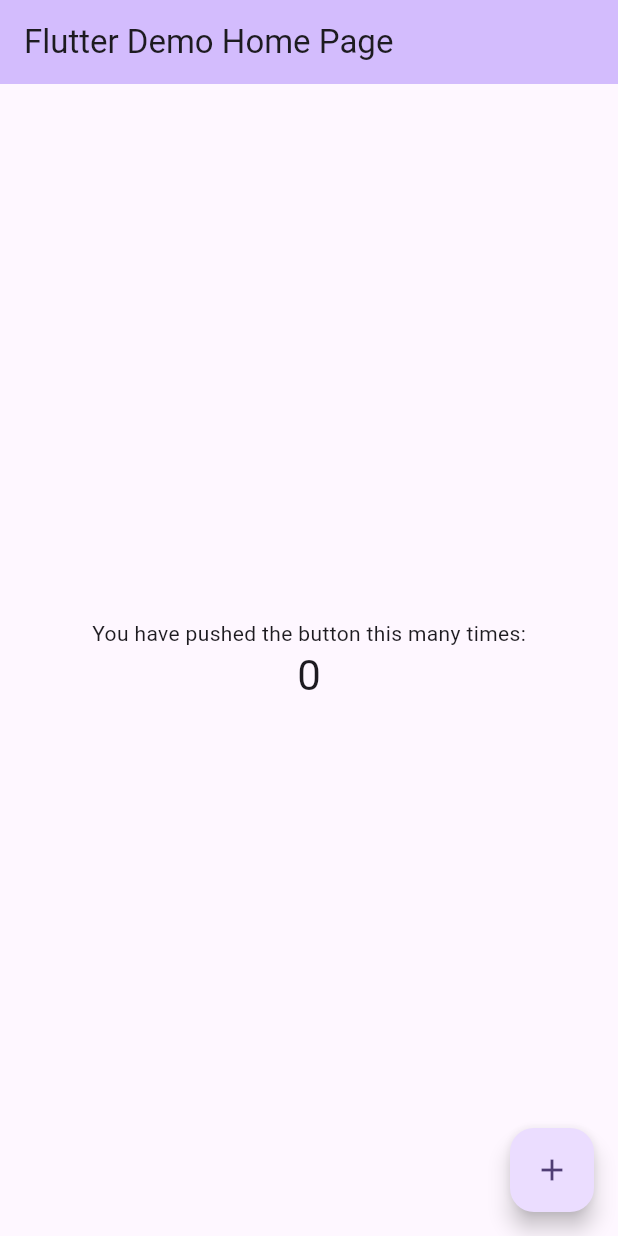
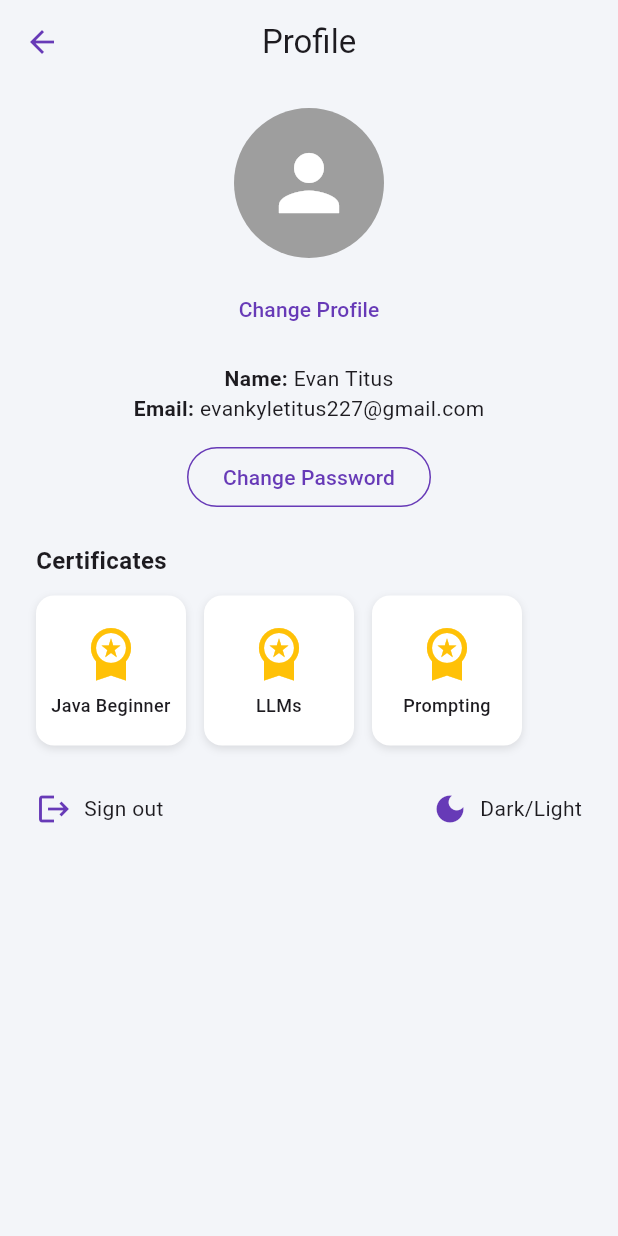
Before and after one commit to OtiliaTorgby/EduXcel, a Flutter app: the screen it shows after launch, on a phone screen of 412 x 824 dp. Run offline on Flutter 3.47's test engine with Material 3 defaults, Android fonts, the phone set to English and light mode, and no system bars.

Commit message:
Added profile screen

```diff
--- a/lib/main.dart
+++ b/lib/main.dart
@@ -1,4 +1,6 @@
 import 'package:flutter/material.dart';
+import 'screens/profile_screen.dart';
+// 👈 new import
 
 void main() {
   runApp(const MyApp());
@@ -7,116 +9,15 @@ void main() {
 class MyApp extends StatelessWidget {
   const MyApp({super.key});
 
-  // This widget is the root of your application.
   @override
   Widget build(BuildContext context) {
     return MaterialApp(
-      title: 'Flutter Demo',
+      title: 'EduXcel',
       theme: ThemeData(
-        // This is the theme of your application.
-        //
-        // TRY THIS: Try running your application with "flutter run". You'll see
-        // the application has a purple toolbar. Then, without quitting the app,
-        // try changing the seedColor in the colorScheme below to Colors.green
-        // and then invoke "hot reload" (save your changes or press the "hot
-        // reload" button in a Flutter-supported IDE, or press "r" if you used
-        // the command line to start the app).
-        //
-        // Notice that the counter didn't reset back to zero; the application
-        // state is not lost during the reload. To reset the state, use hot
-        // restart instead.
-        //
-        // This works for code too, not just values: Most code changes can be
-        // tested with just a hot reload.
         colorScheme: ColorScheme.fromSeed(seedColor: Colors.deepPurple),
       ),
-      home: const MyHomePage(title: 'Flutter Demo Home Page'),
+      debugShowCheckedModeBanner: false,
+      home: ProfileScreen(), // 👈 your new screen
     );
   }
 }
-
-class MyHomePage extends StatefulWidget {
-  const MyHomePage({super.key, required this.title});
-
-  // This widget is the home page of your application. It is stateful, meaning
-  // that it has a State object (defined below) that contains fields that affect
-  // how it looks.
-
-  // This class is the configuration for the state. It holds the values (in this
-  // case the title) provided by the parent (in this case the App widget) and
-  // used by the build method of the State. Fields in a Widget subclass are
-  // always marked "final".
-
-  final String title;
-
-  @override
-  State<MyHomePage> createState() => _MyHomePageState();
-}
-
-class _MyHomePageState extends State<MyHomePage> {
-  int _counter = 0;
-
-  void _incrementCounter() {
-    setState(() {
-      // This call to setState tells the Flutter framework that something has
-      // changed in this State, which causes it to rerun the build method below
-      // so that the display can reflect the updated values. If we changed
-      // _counter without calling setState(), then the build method would not be
-      // called again, and so nothing would appear to happen.
-      _counter++;
-    });
-  }
-
-  @override
-  Widget build(BuildContext context) {
-    // This method is rerun every time setState is called, for instance as done
-    // by the _incrementCounter method above.
-    //
-    // The Flutter framework has been optimized to make rerunning build methods
-    // fast, so that you can just rebuild anything that needs updating rather
-    // than having to individually change instances of widgets.
-    return Scaffold(
-      appBar: AppBar(
-        // TRY THIS: Try changing the color here to a specific color (to
-        // Colors.amber, perhaps?) and trigger a hot reload to see the AppBar
-        // change color while the other colors stay the same.
-        backgroundColor: Theme.of(context).colorScheme.inversePrimary,
-        // Here we take the value from the MyHomePage object that was created by
-        // the App.build method, and use it to set our appbar title.
-        title: Text(widget.title),
-      ),
-      body: Center(
-        // Center is a layout widget. It takes a single child and positions it
-        // in the middle of the parent.
-        child: Column(
-          // Column is also a layout widget. It takes a list of children and
-          // arranges them vertically. By default, it sizes itself to fit its
-          // children horizontally, and tries to be as tall as its parent.
-          //
-          // Column has various properties to control how it sizes itself and
-          // how it positions its children. Here we use mainAxisAlignment to
-          // center the children vertically; the main axis here is the vertical
-          // axis because Columns are vertical (the cross axis would be
-          // horizontal).
-          //
-          // TRY THIS: Invoke "debug painting" (choose the "Toggle Debug Paint"
-          // action in the IDE, or press "p" in the console), to see the
-          // wireframe for each widget.
-          mainAxisAlignment: MainAxisAlignment.center,
-          children: <Widget>[
-            const Text('You have pushed the button this many times:'),
-            Text(
-              '$_counter',
-              style: Theme.of(context).textTheme.headlineMedium,
-            ),
-          ],
-        ),
-      ),
-      floatingActionButton: FloatingActionButton(
-        onPressed: _incrementCounter,
-        tooltip: 'Increment',
-        child: const Icon(Icons.add),
-      ), // This trailing comma makes auto-formatting nicer for build methods.
-    );
-  }
-}
--- /dev/null
+++ b/lib/screens/profile_screen.dart
@@ -0,0 +1,162 @@
+import 'package:flutter/material.dart';
+
+class ProfileScreen extends StatelessWidget {
+  const ProfileScreen({super.key});
+
+  @override
+  Widget build(BuildContext context) {
+    return Scaffold(
+      backgroundColor: const Color(0xFFF3F5F9),
+      appBar: AppBar(
+        title: const Text('Profile'),
+        leading: IconButton(
+          icon: const Icon(Icons.arrow_back, color: Colors.deepPurple),
+          onPressed: () => Navigator.pop(context),
+        ),
+        centerTitle: true,
+        backgroundColor: Colors.transparent,
+        elevation: 0,
+      ),
+      body: const SingleChildScrollView(child: ProfileBody()),
+    );
+  }
+}
+
+class ProfileBody extends StatelessWidget {
+  const ProfileBody({super.key});
+
+  @override
+  Widget build(BuildContext context) {
+    return Padding(
+      padding: const EdgeInsets.symmetric(horizontal: 24, vertical: 16),
+      child: Column(
+        crossAxisAlignment: CrossAxisAlignment.center,
+        children: [
+          const CircleAvatar(
+            radius: 50,
+            backgroundColor: Colors.grey,
+            child: Icon(Icons.person, size: 60, color: Colors.white),
+          ),
+          const SizedBox(height: 10),
+          TextButton(
+            onPressed: () {},
+            child: const Text(
+              'Change Profile',
+              style: TextStyle(color: Colors.deepPurple),
+            ),
+          ),
+          const SizedBox(height: 12),
+          const Text.rich(
+            TextSpan(
+              text: 'Name: ',
+              style: TextStyle(fontWeight: FontWeight.bold),
+              children: [
+                TextSpan(
+                  text: 'Evan Titus',
+                  style: TextStyle(fontWeight: FontWeight.normal),
+                ),
+              ],
+            ),
+          ),
+          const Text.rich(
+            TextSpan(
+              text: 'Email: ',
+              style: TextStyle(fontWeight: FontWeight.bold),
+              children: [
+                TextSpan(
+                  text: 'evankyletitus227@gmail.com',
+                  style: TextStyle(fontWeight: FontWeight.normal),
+                ),
+              ],
+            ),
+          ),
+          const SizedBox(height: 12),
+          OutlinedButton(
+            onPressed: () {},
+            style: OutlinedButton.styleFrom(
+              foregroundColor: Colors.deepPurple,
+              side: const BorderSide(color: Colors.deepPurple),
+            ),
+            child: const Text('Change Password'),
+          ),
+          const SizedBox(height: 20),
+          const Align(
+            alignment: Alignment.centerLeft,
+            child: Text(
+              'Certificates',
+              style: TextStyle(fontWeight: FontWeight.bold, fontSize: 16),
+            ),
+          ),
+          const SizedBox(height: 12),
+          SizedBox(
+            height: 100,
+            child: ListView(
+              scrollDirection: Axis.horizontal,
+              children: const [
+                CertificateCard(title: 'Java Beginner'),
+                CertificateCard(title: 'LLMs'),
+                CertificateCard(title: 'Prompting'),
+              ],
+            ),
+          ),
+          const SizedBox(height: 30),
+          Row(
+            mainAxisAlignment: MainAxisAlignment.spaceBetween,
+            children: [
+              Row(
+                children: const [
+                  Icon(Icons.logout, color: Colors.deepPurple),
+                  SizedBox(width: 8),
+                  Text('Sign out'),
+                ],
+              ),
+              Row(
+                children: const [
+                  Icon(Icons.dark_mode, color: Colors.deepPurple),
+                  SizedBox(width: 8),
+                  Text('Dark/Light'),
+                ],
+              ),
+            ],
+          ),
+        ],
+      ),
+    );
+  }
+}
+
+class CertificateCard extends StatelessWidget {
+  final String title;
+  const CertificateCard({super.key, required this.title});
+
+  @override
+  Widget build(BuildContext context) {
+    return Container(
+      margin: const EdgeInsets.only(right: 12),
+      width: 100,
+      decoration: BoxDecoration(
+        color: Colors.white,
+        borderRadius: BorderRadius.circular(12),
+        boxShadow: [
+          BoxShadow(
+            color: Colors.black.withOpacity(0.1),
+            blurRadius: 4,
+            offset: const Offset(0, 2),
+          ),
+        ],
+      ),
+      child: Column(
+        mainAxisAlignment: MainAxisAlignment.center,
+        children: [
+          const Icon(Icons.workspace_premium, size: 40, color: Colors.amber),
+          const SizedBox(height: 6),
+          Text(
+            title,
+            style: const TextStyle(fontSize: 12, fontWeight: FontWeight.w500),
+            textAlign: TextAlign.center,
+          ),
+        ],
+      ),
+    );
+  }
+}
```
Also changed, not shown: 1 other file.
